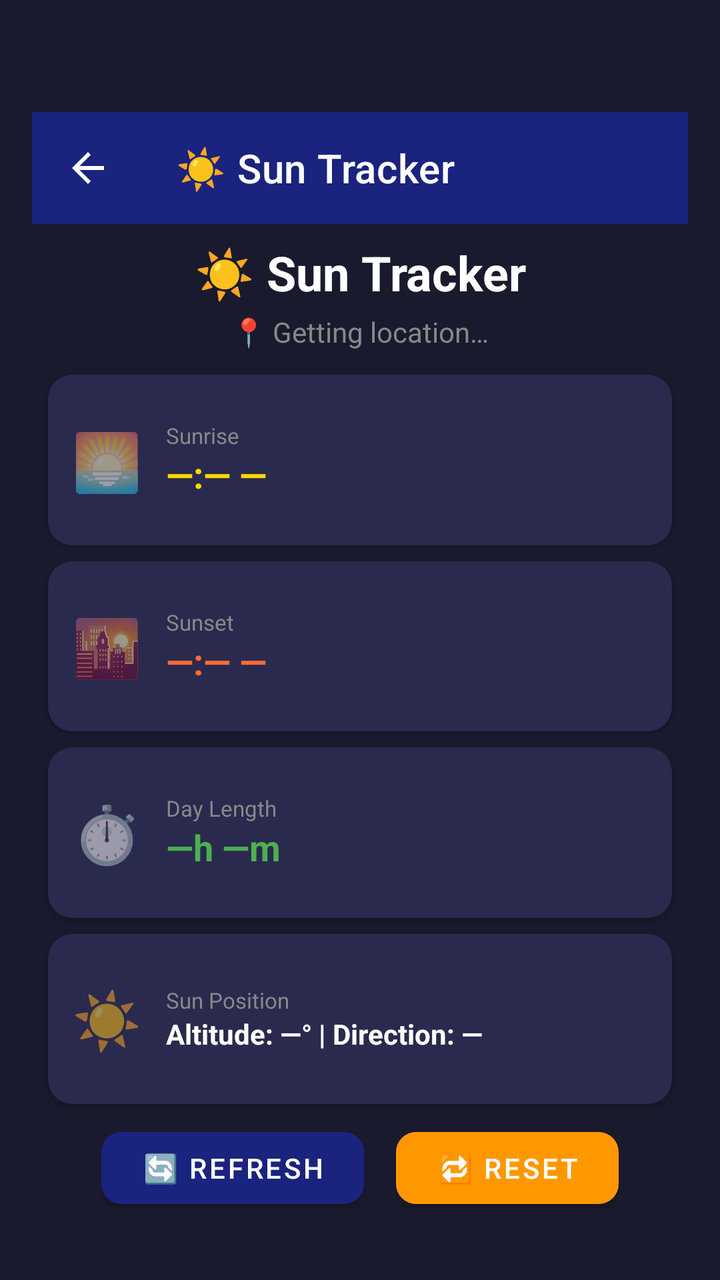
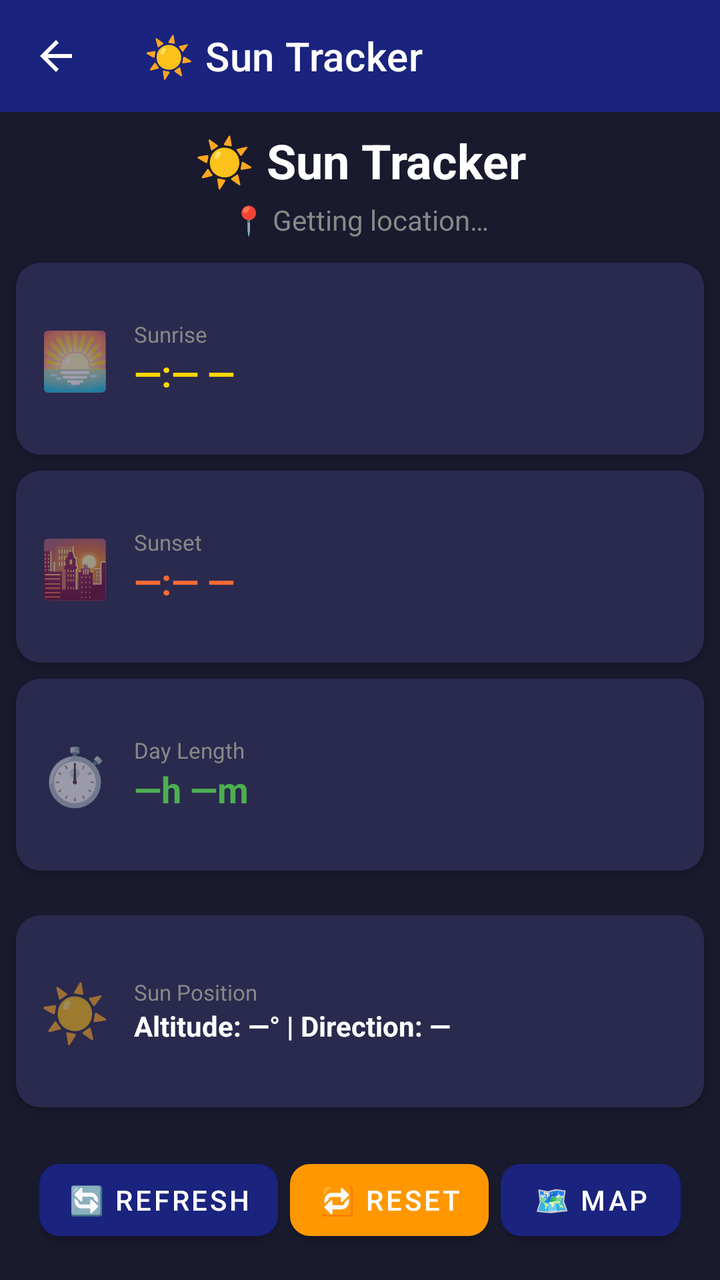

The first picture is an Android layout as it rendered before a commit; the second is the same layout after the commit. The layout source and the unified diff follow.
<!-- AndroidManifest.xml: application theme Theme.SensorToolBox -->
<!-- res/layout/activity_sun_tracker.xml -->
<?xml version="1.0" encoding="utf-8"?>
<androidx.constraintlayout.widget.ConstraintLayout
    xmlns:android="http://schemas.android.com/apk/res/android"
    xmlns:app="http://schemas.android.com/apk/res-auto"
    xmlns:tools="http://schemas.android.com/tools"
    android:layout_width="match_parent"
    android:layout_height="match_parent"
    android:fitsSystemWindows="true"
    android:paddingTop="?attr/actionBarSize"
    android:paddingStart="16dp"
    android:paddingEnd="16dp"
    android:paddingBottom="16dp"
    android:background="#1A1A2E"
    tools:context=".astronomy.SunTrackerActivity">

    
    <androidx.appcompat.widget.Toolbar
        android:id="@+id/toolbar"
        android:layout_width="0dp"
        android:layout_height="?attr/actionBarSize"
        android:background="?attr/colorPrimary"
        android:theme="@style/ThemeOverlay.AppCompat.Dark.ActionBar"
        app:title="@string/sun_tracker_title"
        app:titleTextColor="#FFFFFF"
        app:navigationIcon="?attr/homeAsUpIndicator"
        app:layout_constraintTop_toTopOf="parent"
        app:layout_constraintStart_toStartOf="parent"
        app:layout_constraintEnd_toEndOf="parent" />

    
    <TextView
        android:id="@+id/titleText"
        android:layout_width="wrap_content"
        android:layout_height="wrap_content"
        android:text="@string/sun_tracker_title"
        android:textSize="24sp"
        android:textStyle="bold"
        android:textColor="#FFFFFF"
        android:layout_marginTop="8dp"
        app:layout_constraintTop_toBottomOf="@id/toolbar"
        app:layout_constraintStart_toStartOf="parent"
        app:layout_constraintEnd_toEndOf="parent" />

    
    <TextView
        android:id="@+id/locationText"
        android:layout_width="wrap_content"
        android:layout_height="wrap_content"
        android:text="@string/sun_tracker_getting_location"
        android:textSize="14sp"
        android:textColor="#888888"
        android:layout_marginTop="4dp"
        app:layout_constraintTop_toBottomOf="@id/titleText"
        app:layout_constraintStart_toStartOf="parent"
        app:layout_constraintEnd_toEndOf="parent" />

    
    <androidx.cardview.widget.CardView
        android:id="@+id/cardSunrise"
        android:layout_width="0dp"
        android:layout_height="0dp"
        android:layout_marginTop="12dp"
        android:layout_marginStart="8dp"
        android:layout_marginEnd="8dp"
        app:cardCornerRadius="12dp"
        app:cardElevation="2dp"
        app:cardBackgroundColor="#2A2A4E"
        app:layout_constraintTop_toBottomOf="@id/locationText"
        app:layout_constraintStart_toStartOf="parent"
        app:layout_constraintEnd_toEndOf="parent"
        app:layout_constraintHeight_percent="0.15">

        <LinearLayout
            android:layout_width="match_parent"
            android:layout_height="match_parent"
            android:orientation="horizontal"
            android:gravity="center"
            android:padding="12dp">

            <TextView
                android:layout_width="wrap_content"
                android:layout_height="wrap_content"
                android:text="@string/sun_tracker_sunrise_icon"
                android:textSize="28sp"
                android:layout_marginEnd="12dp" />

            <LinearLayout
                android:layout_width="0dp"
                android:layout_height="wrap_content"
                android:layout_weight="1"
                android:orientation="vertical">

                <TextView
                    android:layout_width="wrap_content"
                    android:layout_height="wrap_content"
                    android:text="@string/sun_tracker_sunrise_label"
                    android:textSize="11sp"
                    android:textColor="#888888" />

                <TextView
                    android:id="@+id/sunriseText"
                    android:layout_width="wrap_content"
                    android:layout_height="wrap_content"
                    android:text="@string/sun_tracker_sunrise_default"
                    android:textSize="18sp"
                    android:textStyle="bold"
                    android:textColor="#FFD700" />

            </LinearLayout>

        </LinearLayout>
    </androidx.cardview.widget.CardView>

    
    <androidx.cardview.widget.CardView
        android:id="@+id/cardSunset"
        android:layout_width="0dp"
        android:layout_height="0dp"
        android:layout_marginTop="8dp"
        android:layout_marginStart="8dp"
        android:layout_marginEnd="8dp"
        app:cardCornerRadius="12dp"
        app:cardElevation="2dp"
        app:cardBackgroundColor="#2A2A4E"
        app:layout_constraintTop_toBottomOf="@id/cardSunrise"
        app:layout_constraintStart_toStartOf="parent"
        app:layout_constraintEnd_toEndOf="parent"
        app:layout_constraintHeight_percent="0.15">

        <LinearLayout
            android:layout_width="match_parent"
            android:layout_height="match_parent"
            android:orientation="horizontal"
            android:gravity="center"
            android:padding="12dp">

            <TextView
                android:layout_width="wrap_content"
                android:layout_height="wrap_content"
                android:text="@string/sun_tracker_sunset_icon"
                android:textSize="28sp"
                android:layout_marginEnd="12dp" />

            <LinearLayout
                android:layout_width="0dp"
                android:layout_height="wrap_content"
                android:layout_weight="1"
                android:orientation="vertical">

                <TextView
                    android:layout_width="wrap_content"
                    android:layout_height="wrap_content"
                    android:text="@string/sun_tracker_sunset_label"
                    android:textSize="11sp"
                    android:textColor="#888888" />

                <TextView
                    android:id="@+id/sunsetText"
                    android:layout_width="wrap_content"
                    android:layout_height="wrap_content"
                    android:text="@string/sun_tracker_sunset_default"
                    android:textSize="18sp"
                    android:textStyle="bold"
                    android:textColor="#FF6B35" />

            </LinearLayout>

        </LinearLayout>
    </androidx.cardview.widget.CardView>

    
    <androidx.cardview.widget.CardView
        android:id="@+id/cardDayLength"
        android:layout_width="0dp"
        android:layout_height="0dp"
        android:layout_marginTop="8dp"
        android:layout_marginStart="8dp"
        android:layout_marginEnd="8dp"
        app:cardCornerRadius="12dp"
        app:cardElevation="2dp"
        app:cardBackgroundColor="#2A2A4E"
        app:layout_constraintTop_toBottomOf="@id/cardSunset"
        app:layout_constraintStart_toStartOf="parent"
        app:layout_constraintEnd_toEndOf="parent"
        app:layout_constraintHeight_percent="0.15">

        <LinearLayout
            android:layout_width="match_parent"
            android:layout_height="match_parent"
            android:orientation="horizontal"
            android:gravity="center"
            android:padding="12dp">

            <TextView
                android:layout_width="wrap_content"
                android:layout_height="wrap_content"
                android:text="@string/sun_tracker_day_length_icon"
                android:textSize="28sp"
                android:layout_marginEnd="12dp" />

            <LinearLayout
                android:layout_width="0dp"
                android:layout_height="wrap_content"
                android:layout_weight="1"
                android:orientation="vertical">

                <TextView
                    android:layout_width="wrap_content"
                    android:layout_height="wrap_content"
                    android:text="@string/sun_tracker_day_length_label"
                    android:textSize="11sp"
                    android:textColor="#888888" />

                <TextView
                    android:id="@+id/dayLengthText"
                    android:layout_width="wrap_content"
                    android:layout_height="wrap_content"
                    android:text="@string/sun_tracker_day_length_default"
                    android:textSize="18sp"
                    android:textStyle="bold"
                    android:textColor="#4CAF50" />

            </LinearLayout>

        </LinearLayout>
    </androidx.cardview.widget.CardView>

    
    <androidx.cardview.widget.CardView
        android:id="@+id/cardSunPosition"
        android:layout_width="0dp"
        android:layout_height="0dp"
        android:layout_marginTop="8dp"
        android:layout_marginStart="8dp"
        android:layout_marginEnd="8dp"
        android:layout_marginBottom="8dp"
        app:cardCornerRadius="12dp"
        app:cardElevation="2dp"
        app:cardBackgroundColor="#2A2A4E"
        app:layout_constraintTop_toBottomOf="@id/cardDayLength"
        app:layout_constraintBottom_toTopOf="@id/buttonContainer"
        app:layout_constraintStart_toStartOf="parent"
        app:layout_constraintEnd_toEndOf="parent"
        app:layout_constraintHeight_percent="0.15">

        <LinearLayout
            android:layout_width="match_parent"
            android:layout_height="match_parent"
            android:orientation="horizontal"
            android:gravity="center"
            android:padding="12dp">

            <TextView
                android:layout_width="wrap_content"
                android:layout_height="wrap_content"
                android:text="@string/sun_tracker_sun_position_icon"
                android:textSize="28sp"
                android:layout_marginEnd="12dp" />

            <LinearLayout
                android:layout_width="0dp"
                android:layout_height="wrap_content"
                android:layout_weight="1"
                android:orientation="vertical">

                <TextView
                    android:layout_width="wrap_content"
                    android:layout_height="wrap_content"
                    android:text="@string/sun_tracker_sun_position_label"
                    android:textSize="11sp"
                    android:textColor="#888888" />

                <TextView
                    android:id="@+id/sunPositionText"
                    android:layout_width="wrap_content"
                    android:layout_height="wrap_content"
                    android:text="@string/sun_tracker_sun_position_default"
                    android:textSize="14sp"
                    android:textStyle="bold"
                    android:textColor="#FFFFFF" />

            </LinearLayout>

        </LinearLayout>
    </androidx.cardview.widget.CardView>

    
    <LinearLayout
        android:id="@+id/buttonContainer"
        android:layout_width="wrap_content"
        android:layout_height="wrap_content"
        android:orientation="horizontal"
        android:layout_marginTop="8dp"
        android:layout_marginBottom="16dp"
        android:gravity="center"
        app:layout_constraintBottom_toBottomOf="parent"
        app:layout_constraintStart_toStartOf="parent"
        app:layout_constraintEnd_toEndOf="parent">

        
        <com.google.android.material.button.MaterialButton
            android:id="@+id/refreshButton"
            android:layout_width="wrap_content"
            android:layout_height="48dp"
            android:minWidth="100dp"
            android:text="@string/sun_tracker_refresh"
            android:textSize="14sp"
            android:textColor="#FFFFFF"
            android:singleLine="true"
            android:gravity="center"
            android:layout_marginEnd="8dp"
            app:cornerRadius="10dp"
            app:backgroundTint="#1A237E"
            android:paddingStart="20dp"
            android:paddingEnd="20dp" />

        
        <com.google.android.material.button.MaterialButton
            android:id="@+id/resetButton"
            android:layout_width="wrap_content"
            android:layout_height="48dp"
            android:minWidth="100dp"
            android:text="@string/sun_tracker_reset"
            android:textSize="14sp"
            android:textColor="#FFFFFF"
            android:singleLine="true"
            android:gravity="center"
            android:layout_marginStart="8dp"
            app:cornerRadius="10dp"
            app:backgroundTint="#FF9800"
            android:paddingStart="20dp"
            android:paddingEnd="20dp" />

    </LinearLayout>

</androidx.constraintlayout.widget.ConstraintLayout>
<!-- resources referenced by this layout -->
<resources>
  <string name="sun_tracker_day_length_default">—h —m</string>
  <string name="sun_tracker_day_length_icon">⏱️</string>
  <string name="sun_tracker_day_length_label">Day Length</string>
  <string name="sun_tracker_getting_location">📍 Getting location…</string>
  <string name="sun_tracker_refresh">🔄 Refresh</string>
  <string name="sun_tracker_reset">🔁 Reset</string>
  <string name="sun_tracker_sun_position_default">Altitude: —° | Direction: —</string>
  <string name="sun_tracker_sun_position_icon">☀️</string>
  <string name="sun_tracker_sun_position_label">Sun Position</string>
  <string name="sun_tracker_sunrise_default">—:— —</string>
  <string name="sun_tracker_sunrise_icon">🌅</string>
  <string name="sun_tracker_sunrise_label">Sunrise</string>
  <string name="sun_tracker_sunset_default">—:— —</string>
  <string name="sun_tracker_sunset_icon">🌇</string>
  <string name="sun_tracker_sunset_label">Sunset</string>
  <string name="sun_tracker_title">☀️ Sun Tracker</string>
  <style name="Theme.SensorToolBox" parent="Theme.MaterialComponents.DayNight.NoActionBar">
  
          
  
          
          <item name="colorPrimary">@color/colorPrimary</item>
  
          
          <item name="colorPrimaryVariant">@color/colorPrimaryDark</item>
  
          
          <item name="colorOnPrimary">@color/colorTextOnPrimary</item>
  
          
          <item name="colorSecondary">@color/colorAccent</item>
  
          
          <item name="colorSecondaryVariant">@color/colorAccentDark</item>
  
          
          <item name="colorOnSecondary">@color/colorTextOnAccent</item>
  
          
  
          
          <item name="android:statusBarColor">@color/colorPrimaryDark</item>
  
          
          <item name="android:windowLightStatusBar">false</item>
  
          
          <item name="android:navigationBarColor">@color/colorPrimaryDark</item>
  
          
  
          
          <item name="android:windowBackground">@color/colorBackground</item>
  
      </style>
  <color name="colorPrimary">#1A237E</color>
  <color name="colorPrimaryDark">#0D1442</color>
  <color name="colorTextOnPrimary">#FFFFFF</color>
  <color name="colorAccent">#FF5722</color>
  <color name="colorAccentDark">#BF360C</color>
  <color name="colorTextOnAccent">#FFFFFF</color>
  <color name="colorBackground">#F5F5F5</color>
</resources>

<!-- the commit's change to res/layout/activity_sun_tracker.xml (unified diff, before → after) -->
@@ -3,13 +3,10 @@
     xmlns:android="http://schemas.android.com/apk/res/android"
     xmlns:app="http://schemas.android.com/apk/res-auto"
     xmlns:tools="http://schemas.android.com/tools"
+    android:id="@+id/main"
     android:layout_width="match_parent"
     android:layout_height="match_parent"
     android:fitsSystemWindows="true"
-    android:paddingTop="?attr/actionBarSize"
-    android:paddingStart="16dp"
-    android:paddingEnd="16dp"
-    android:paddingBottom="16dp"
     android:background="#1A1A2E"
     tools:context=".astronomy.SunTrackerActivity">
 
@@ -19,7 +16,9 @@
         android:layout_width="0dp"
         android:layout_height="?attr/actionBarSize"
         android:background="?attr/colorPrimary"
-        android:theme="@style/ThemeOverlay.AppCompat.Dark.ActionBar"
+        android:theme="@style/SensorToolBox.Toolbar"
+        app:theme="@style/SensorToolBox.Toolbar"
+        app:popupTheme="@style/SensorToolBox.PopupMenu"
         app:title="@string/sun_tracker_title"
         app:titleTextColor="#FFFFFF"
         app:navigationIcon="?attr/homeAsUpIndicator"
@@ -302,34 +301,50 @@
             android:id="@+id/refreshButton"
             android:layout_width="wrap_content"
             android:layout_height="48dp"
-            android:minWidth="100dp"
+            android:minWidth="90dp"
             android:text="@string/sun_tracker_refresh"
             android:textSize="14sp"
             android:textColor="#FFFFFF"
             android:singleLine="true"
             android:gravity="center"
-            android:layout_marginEnd="8dp"
+            android:layout_marginEnd="6dp"
             app:cornerRadius="10dp"
             app:backgroundTint="#1A237E"
-            android:paddingStart="20dp"
-            android:paddingEnd="20dp" />
+            android:paddingStart="14dp"
+            android:paddingEnd="14dp" />
 
         
         <com.google.android.material.button.MaterialButton
             android:id="@+id/resetButton"
             android:layout_width="wrap_content"
             android:layout_height="48dp"
-            android:minWidth="100dp"
+            android:minWidth="90dp"
             android:text="@string/sun_tracker_reset"
             android:textSize="14sp"
             android:textColor="#FFFFFF"
             android:singleLine="true"
             android:gravity="center"
-            android:layout_marginStart="8dp"
+            android:layout_marginEnd="6dp"
             app:cornerRadius="10dp"
             app:backgroundTint="#FF9800"
-            android:paddingStart="20dp"
-            android:paddingEnd="20dp" />
+            android:paddingStart="14dp"
+            android:paddingEnd="14dp" />
+
+        
+        <com.google.android.material.button.MaterialButton
+            android:id="@+id/viewMapButton"
+            android:layout_width="wrap_content"
+            android:layout_height="48dp"
+            android:minWidth="90dp"
+            android:text="🗺️ Map"
+            android:textSize="14sp"
+            android:textColor="#FFFFFF"
+            android:singleLine="true"
+            android:gravity="center"
+            app:cornerRadius="10dp"
+            app:backgroundTint="@color/colorPrimary"
+            android:paddingStart="14dp"
+            android:paddingEnd="14dp" />
 
     </LinearLayout>
 
<!-- resource entries referenced after the edit -->
@@ -16,45 +16,37 @@
   <string name="sun_tracker_sunset_icon">🌇</string>
   <string name="sun_tracker_sunset_label">Sunset</string>
   <string name="sun_tracker_title">☀️ Sun Tracker</string>
+  <style name="SensorToolBox.PopupMenu" parent="ThemeOverlay.AppCompat.Light">
+          <item name="android:textColor">@color/colorTextPrimary</item>
+          <item name="android:textColorPrimary">@color/colorTextPrimary</item>
+          <item name="android:colorBackground">#FFFFFF</item>
+      </style>
+  <style name="SensorToolBox.Toolbar" parent="ThemeOverlay.AppCompat.Dark.ActionBar">
+          <item name="colorControlNormal">#FFFFFF</item>
+          <item name="android:textColorPrimary">#FFFFFF</item>
+          <item name="actionMenuTextColor">#FFFFFF</item>
+      </style>
   <style name="Theme.SensorToolBox" parent="Theme.MaterialComponents.DayNight.NoActionBar">
-  
-          
-  
-          
           <item name="colorPrimary">@color/colorPrimary</item>
-  
-          
           <item name="colorPrimaryVariant">@color/colorPrimaryDark</item>
-  
-          
           <item name="colorOnPrimary">@color/colorTextOnPrimary</item>
-  
-          
           <item name="colorSecondary">@color/colorAccent</item>
-  
-          
           <item name="colorSecondaryVariant">@color/colorAccentDark</item>
-  
-          
           <item name="colorOnSecondary">@color/colorTextOnAccent</item>
-  
-          
-  
-          
+          <item name="android:colorBackground">@color/colorBackground</item>
+          <item name="colorSurface">@color/colorSurface</item>
+          <item name="colorOnBackground">@color/colorTextPrimary</item>
+          <item name="colorOnSurface">@color/colorTextPrimary</item>
+          <item name="colorError">@color/colorError</item>
+          <item name="colorOnError">@color/colorTextOnError</item>
           <item name="android:statusBarColor">@color/colorPrimaryDark</item>
-  
-          
+          <item name="android:navigationBarColor">@color/colorPrimaryDark</item>
           <item name="android:windowLightStatusBar">false</item>
-  
-          
-          <item name="android:navigationBarColor">@color/colorPrimaryDark</item>
-  
-          
-  
-          
           <item name="android:windowBackground">@color/colorBackground</item>
-  
+          <item name="android:textColorPrimary">@color/colorTextPrimary</item>
+          <item name="android:textColorSecondary">@color/colorTextSecondary</item>
       </style>
+  <color name="colorTextPrimary">#212121</color>
   <color name="colorPrimary">#1A237E</color>
   <color name="colorPrimaryDark">#0D1442</color>
   <color name="colorTextOnPrimary">#FFFFFF</color>
@@ -62,5 +54,9 @@
   <color name="colorAccentDark">#BF360C</color>
   <color name="colorTextOnAccent">#FFFFFF</color>
   <color name="colorBackground">#F5F5F5</color>
+  <color name="colorSurface">#FAFAFA</color>
+  <color name="colorError">#F44336</color>
+  <color name="colorTextOnError">#FFFFFF</color>
+  <color name="colorTextSecondary">#757575</color>
 </resources>
 
